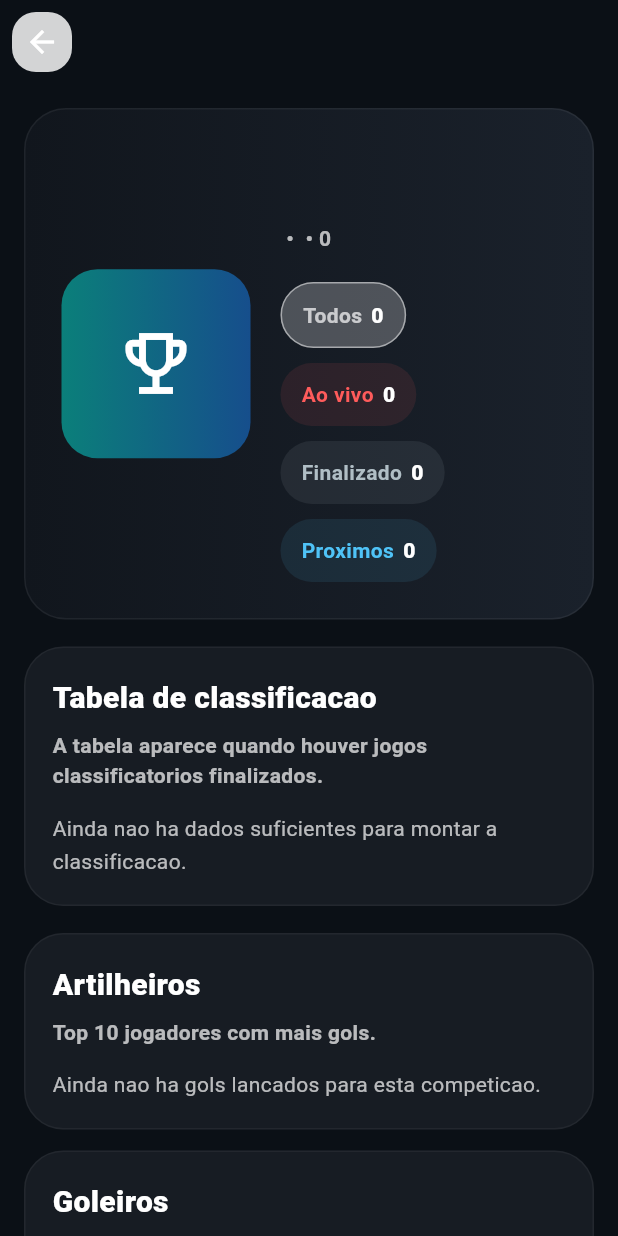
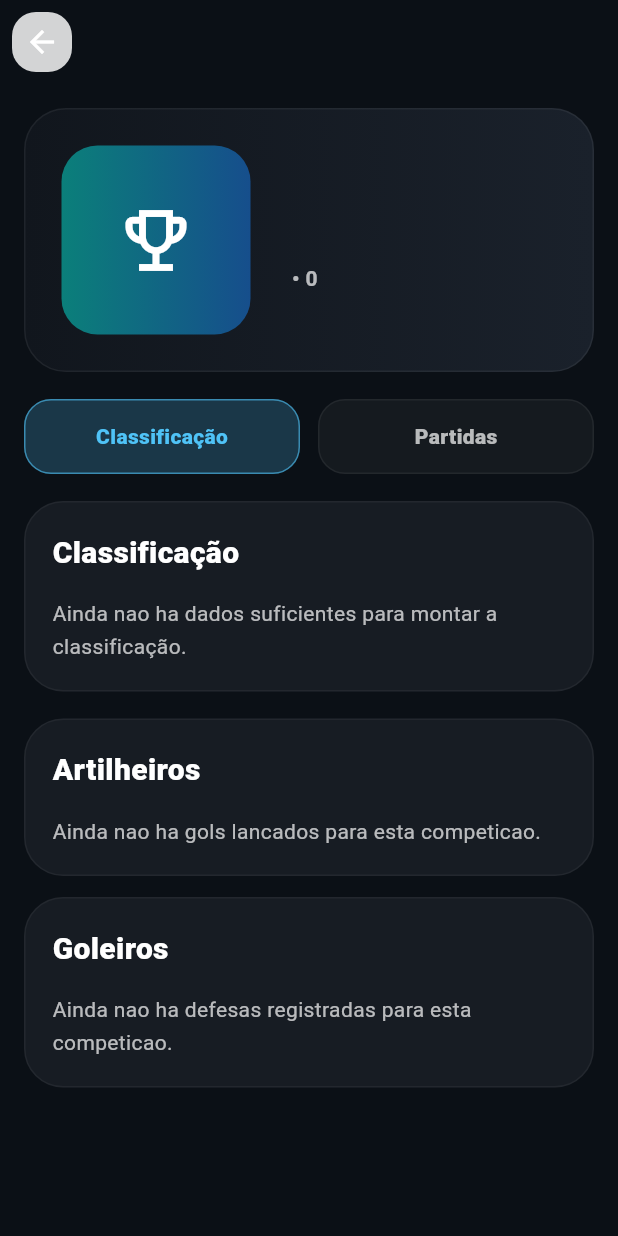
Before and after one commit to luzass/handbrasilstats, a Flutter app: the ViewerCompetitionMatchesPage screen opened directly with empty values, on a phone screen of 412 x 824 dp. Run offline on Flutter 3.47's test engine with Material 3 defaults, Android fonts, the phone set to English and light mode, and no system bars; our stand-ins replace file_picker, flutter_dotenv, flutter_riverpod, supabase_flutter; accounts and stored records are empty.

Commit message:
Ajusta abas e criterios da classificacao do visitante

```diff
--- a/lib/models/admin_competition_overview_model.dart
+++ b/lib/models/admin_competition_overview_model.dart
@@ -1,15 +1,22 @@
 class CompetitionTeamOverview {
   final String id;
   final String name;
+  final String? shortName;
   final String? state;
   final String? shieldUrl;
 
   const CompetitionTeamOverview({
     required this.id,
     required this.name,
+    required this.shortName,
     required this.state,
     required this.shieldUrl,
   });
+
+  String get displayName {
+    final value = shortName?.trim();
+    return value == null || value.isEmpty ? name : value;
+  }
 }
 
 class CompetitionMatchOverview {
--- a/lib/modules/viewer/viewer_competition_matches_page.dart
+++ b/lib/modules/viewer/viewer_competition_matches_page.dart
@@ -29,7 +29,7 @@ class _ViewerCompetitionMatchesPageState
   String? _errorMessage;
   List<ViewerMatchModel> _matches = [];
   CompetitionOverviewDetails? _details;
-  String _selectedFilter = 'all';
+  String _selectedTab = 'classification';
 
   @override
   void initState() {
@@ -61,41 +61,16 @@ class _ViewerCompetitionMatchesPageState
     }
   }
 
-  int get _liveCount =>
-      _matches.where((match) => match.status == 'em_andamento').length;
+  List<ViewerMatchModel> get _orderedMatches => _matches;
 
-  int get _finishedCount =>
-      _matches.where((match) => match.status == 'finalizado').length;
-
-  int get _upcomingCount => _matches
-      .where(
-        (match) =>
-            match.status != 'finalizado' && match.status != 'em_andamento',
-      )
-      .length;
-
-  List<ViewerMatchModel> get _filteredMatches {
-    switch (_selectedFilter) {
-      case 'live':
-        return _matches
-            .where((match) => match.status == 'em_andamento')
-            .toList();
-      case 'finished':
-        return _matches
-            .where((match) => match.status == 'finalizado')
-            .toList();
-      case 'upcoming':
-        return _matches
-            .where(
-              (match) =>
-                  match.status != 'finalizado' &&
-                  match.status != 'em_andamento',
-            )
-            .toList();
-      case 'all':
-      default:
-        return _matches;
-    }
+  String _titleCase(String value) {
+    if (value.isEmpty) return value;
+    final normalized = value.replaceAll('_', ' ');
+    return normalized
+        .split(' ')
+        .where((part) => part.isNotEmpty)
+        .map((part) => '${part[0].toUpperCase()}${part.substring(1)}')
+        .join(' ');
   }
 
   String _timeLabel(ViewerMatchModel match) {
@@ -130,7 +105,7 @@ class _ViewerCompetitionMatchesPageState
       case 'final':
         return 'Final';
       case 'terceiro_lugar':
-        return '3 lugar';
+        return '3° Lugar';
       case 'semifinal':
         return 'Semi';
       case 'quartas':
@@ -170,62 +145,39 @@ class _ViewerCompetitionMatchesPageState
     );
   }
 
-  Widget _buildSummaryChip(String label, String value, Color color) {
-    final selected =
-        (_selectedFilter == 'all' && label == 'Todos') ||
-        (_selectedFilter == 'live' && label == 'Ao vivo') ||
-        (_selectedFilter == 'finished' && label == 'Finalizado') ||
-        (_selectedFilter == 'upcoming' && label == 'Proximos');
+  Widget _buildTabButton(String tab, String label) {
+    final selected = _selectedTab == tab;
 
-    return InkWell(
-      borderRadius: BorderRadius.circular(999),
+    return Expanded(
+      child: InkWell(
+        borderRadius: BorderRadius.circular(18),
         onTap: () {
           setState(() {
-          switch (label) {
-            case 'Ao vivo':
-              _selectedFilter = 'live';
-              break;
-            case 'Finalizado':
-              _selectedFilter = 'finished';
-              break;
-            case 'Proximos':
-              _selectedFilter = 'upcoming';
-              break;
-            default:
-              _selectedFilter = 'all';
-          }
+            _selectedTab = tab;
           });
         },
-      child: Container(
-        padding: const EdgeInsets.symmetric(horizontal: 14, vertical: 10),
+        child: AnimatedContainer(
+          duration: const Duration(milliseconds: 150),
+          alignment: Alignment.center,
+          padding: const EdgeInsets.symmetric(vertical: 13),
           decoration: BoxDecoration(
             color: selected
-              ? color.withValues(alpha: 0.24)
-              : color.withValues(alpha: 0.10),
-          borderRadius: BorderRadius.circular(999),
-          border: selected
-              ? Border.all(color: color.withValues(alpha: 0.50))
-              : null,
+                ? const Color(0xFF4FC3F7).withValues(alpha: 0.22)
+                : Colors.white.withValues(alpha: 0.04),
+            borderRadius: BorderRadius.circular(18),
+            border: Border.all(
+              color: selected
+                  ? const Color(0xFF4FC3F7).withValues(alpha: 0.60)
+                  : Colors.white.withValues(alpha: 0.06),
             ),
-        child: Row(
-          mainAxisSize: MainAxisSize.min,
-          children: [
-            Text(
+          ),
+          child: Text(
             label,
             style: TextStyle(
-                color: color,
-                fontWeight: FontWeight.w700,
+              color: selected ? const Color(0xFF4FC3F7) : Colors.white70,
+              fontWeight: FontWeight.w900,
             ),
           ),
-            const SizedBox(width: 6),
-            Text(
-              value,
-              style: const TextStyle(
-                color: Colors.white,
-                fontWeight: FontWeight.w800,
-              ),
-            ),
-          ],
         ),
       ),
     );
@@ -380,10 +332,9 @@ class _ViewerCompetitionMatchesPageState
     final details = _details;
     if (details == null || details.standings.isEmpty) {
       return _buildSection(
-        title: 'Tabela de classificacao',
-        subtitle: 'A tabela aparece quando houver jogos classificatorios finalizados.',
+        title: 'Classificação',
         child: const Text(
-          'Ainda nao ha dados suficientes para montar a classificacao.',
+          'Ainda nao ha dados suficientes para montar a classificação.',
           style: TextStyle(color: Colors.white70),
         ),
       );
@@ -392,9 +343,7 @@ class _ViewerCompetitionMatchesPageState
     final qualifiedCount = widget.competition.advancingTeamCount ?? 0;
 
     return _buildSection(
-      title: 'Tabela de classificacao',
-      subtitle:
-          'Vitoria vale 2 pontos, empate 1 e derrota 0. So contam jogos classificatorios finalizados.',
+      title: 'Classificação',
       child: LayoutBuilder(
         builder: (context, constraints) {
           final tableWidth = math.max(constraints.maxWidth, 900.0).toDouble();
@@ -451,16 +400,14 @@ class _ViewerCompetitionMatchesPageState
                   ),
                 ),
               ),
-              if (qualifiedCount > 0) ...[
               const SizedBox(height: 10),
-                Text(
-                  '*Classificam ${qualifiedCount} time${qualifiedCount == 1 ? '' : 's'} para a proxima fase.',
-                  style: const TextStyle(
+              const Text(
+                '*Classificam os dois primeiros colocados para a final e o terceiro e quarto colocados para a disputa de 3° Lugar.',
+                style: TextStyle(
                   color: Colors.white70,
                   fontStyle: FontStyle.italic,
                 ),
               ),
-              ],
             ],
           );
         },
@@ -514,7 +461,7 @@ class _ViewerCompetitionMatchesPageState
                 const SizedBox(width: 10),
                 Expanded(
                   child: Text(
-                    row.team.name,
+                    row.team.displayName,
                     overflow: TextOverflow.ellipsis,
                     style: const TextStyle(
                       color: Colors.white,
@@ -552,7 +499,6 @@ class _ViewerCompetitionMatchesPageState
           width: width,
           child: _buildSection(
             title: 'Artilheiros',
-            subtitle: 'Top 10 jogadores com mais gols.',
             child: _buildScorersList(details?.topScorers ?? const []),
           ),
         );
@@ -561,7 +507,6 @@ class _ViewerCompetitionMatchesPageState
           width: width,
           child: _buildSection(
             title: 'Goleiros',
-            subtitle: 'Top 10 por melhor percentual de defesa.',
             child: _buildGoalkeepersList(details?.topGoalkeepers ?? const []),
           ),
         );
@@ -589,7 +534,7 @@ class _ViewerCompetitionMatchesPageState
           _buildRankingRow(
             position: i + 1,
             shieldUrl: rows[i].team.shieldUrl,
-            teamName: rows[i].team.name,
+            teamName: rows[i].team.displayName,
             name: rows[i].playerName,
             value: '${rows[i].goals} gol${rows[i].goals == 1 ? '' : 's'}',
           ),
@@ -611,7 +556,7 @@ class _ViewerCompetitionMatchesPageState
           _buildRankingRow(
             position: i + 1,
             shieldUrl: rows[i].team.shieldUrl,
-            teamName: rows[i].team.name,
+            teamName: rows[i].team.displayName,
             name: rows[i].goalkeeperName,
             value: '${rows[i].savePercentage.toStringAsFixed(1)}%',
           ),
@@ -814,38 +759,11 @@ class _ViewerCompetitionMatchesPageState
                                 ),
                                 const SizedBox(height: 8),
                                 Text(
-                                  '${widget.competition.category} • ${widget.competition.gender} • ${widget.competition.year}',
+                                  '${_titleCase(widget.competition.category)} ${_titleCase(widget.competition.gender)} • ${widget.competition.year}',
                                   style: const TextStyle(
                                     color: Colors.white70,
                                     fontWeight: FontWeight.w600,
                                   ),
-                                ),
-                                const SizedBox(height: 18),
-                                Wrap(
-                                  spacing: 10,
-                                  runSpacing: 10,
-                                  children: [
-                                    _buildSummaryChip(
-                                      'Todos',
-                                      '${_matches.length}',
-                                      Colors.white70,
-                                    ),
-                                    _buildSummaryChip(
-                                      'Ao vivo',
-                                      '$_liveCount',
-                                      const Color(0xFFFF5B5B),
-                                    ),
-                                    _buildSummaryChip(
-                                      'Finalizado',
-                                      '$_finishedCount',
-                                      const Color(0xFFB0BEC5),
-                                    ),
-                                    _buildSummaryChip(
-                                      'Proximos',
-                                      '$_upcomingCount',
-                                      const Color(0xFF4FC3F7),
-                                    ),
-                                  ],
                                 ),
                                     ],
                                   ),
@@ -854,26 +772,36 @@ class _ViewerCompetitionMatchesPageState
                             ),
                           ),
                           const SizedBox(height: 18),
+                          Row(
+                            children: [
+                              _buildTabButton(
+                                'classification',
+                                'Classificação',
+                              ),
+                              const SizedBox(width: 12),
+                              _buildTabButton('matches', 'Partidas'),
+                            ],
+                          ),
+                          const SizedBox(height: 18),
+                          if (_selectedTab == 'classification') ...[
                             _buildStandingsSection(),
                             const SizedBox(height: 18),
                             _buildRankingsSection(),
-                          const SizedBox(height: 18),
+                          ] else
                             _buildSection(
                               title: 'Partidas',
-                            subtitle:
-                                'Toque em uma partida para abrir o detalhe publico do jogo.',
-                            child: _filteredMatches.isEmpty
+                              child: _orderedMatches.isEmpty
                                   ? const Text(
-                                    'Nenhuma partida encontrada nesse filtro.',
+                                      'Nenhuma partida encontrada.',
                                       style: TextStyle(color: Colors.white70),
                                     )
                                   : Column(
                                       children: [
                                         for (var i = 0;
-                                          i < _filteredMatches.length;
+                                            i < _orderedMatches.length;
                                             i++) ...[
-                                        _buildMatchRow(_filteredMatches[i]),
-                                        if (i != _filteredMatches.length - 1)
+                                          _buildMatchRow(_orderedMatches[i]),
+                                          if (i != _orderedMatches.length - 1)
                                             Divider(
                                               height: 1,
                                               color: Colors.white.withValues(
```
Also changed, not shown: lib/models/viewer_match_model.dart (+6 -2 lines), lib/modules/admin/admin_competitions_page.dart (+5 -5 lines), lib/repositories/admin_competition_overview_repository.dart (+160 -12 lines), lib/repositories/viewer_repository.dart (+4 -4 lines). Lines whose indentation alone changed are shown as unchanged.
